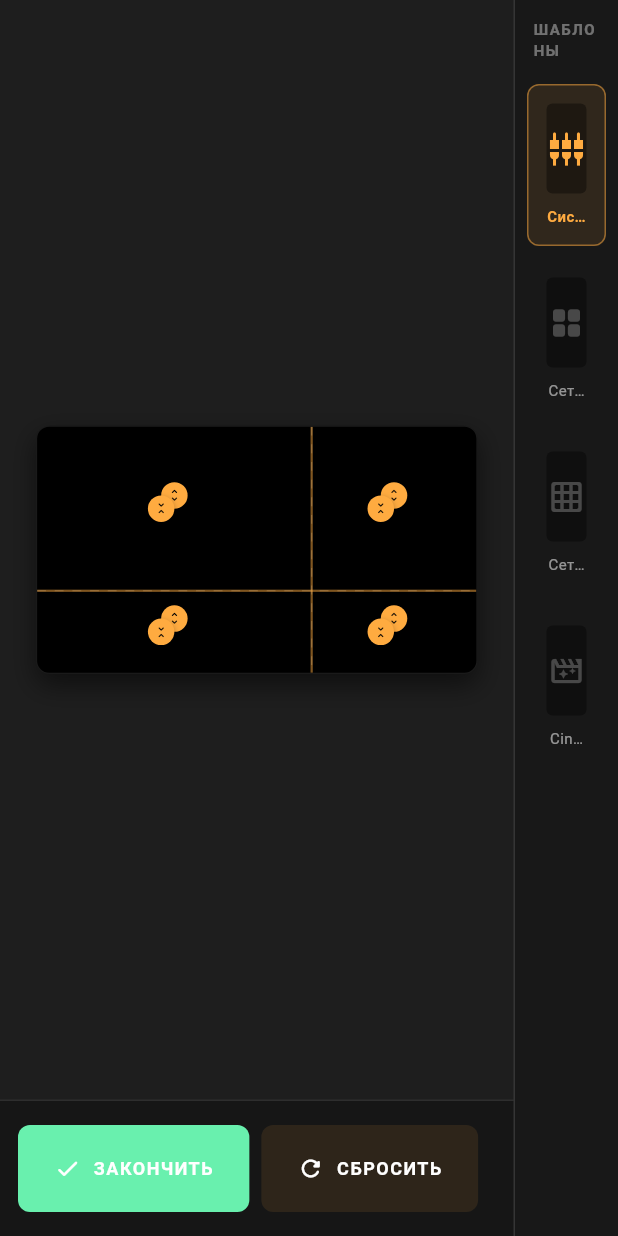
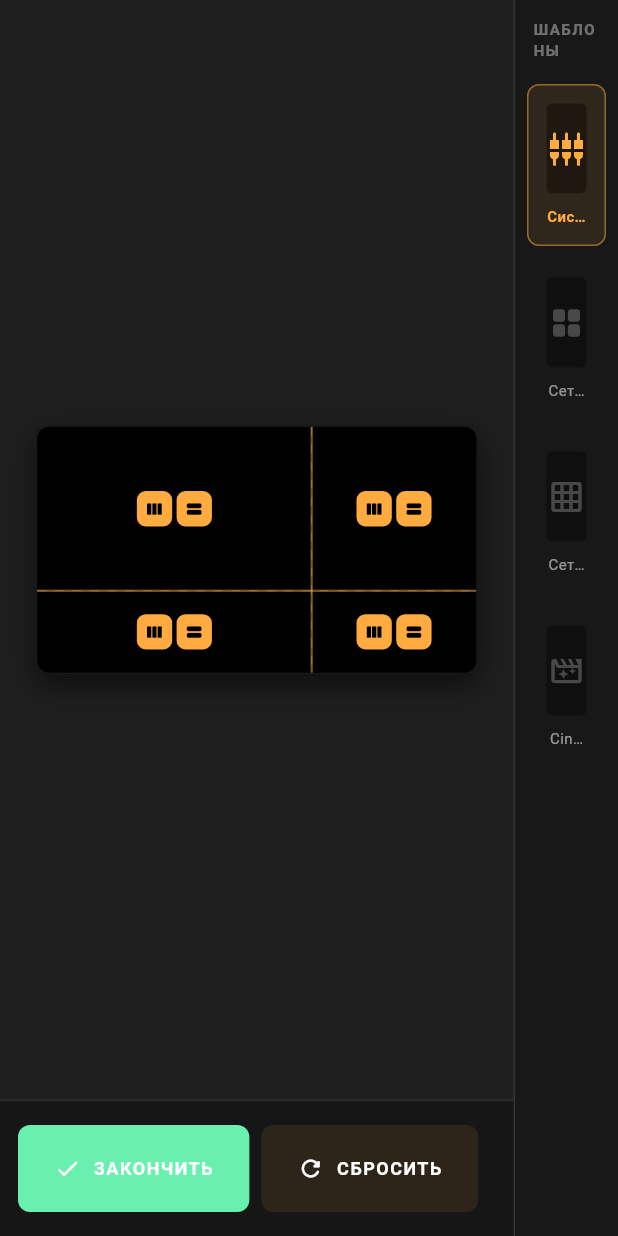
Before and after one commit to FireStar108/UI_flutter, a Flutter app: the SettingsGrid widget shown alone on an empty page, opened directly, after a tap on "ИЗМЕНИТЬ СЕТКУ", on a phone screen of 412 x 824 dp. Run offline on Flutter 3.47's test engine with Material 3 defaults, Android fonts, the phone set to English and light mode, and no system bars; our stand-ins replace shared_preferences; missing offline and left inert: camera_macos, window_manager; accounts and stored records are empty.

Commit message:
feat: polish grid editor UI with larger buttons, set constraints for line dragging

```diff
--- a/lib/ui/settings_grid.dart
+++ b/lib/ui/settings_grid.dart
@@ -215,19 +215,24 @@ class _SettingsGridState extends State<SettingsGrid> {
       final x = metadata.horizontalSplits[i] * size.width;
       handles.add(
         Positioned(
-            left: x - 10,
+          left: x - 15,
           top: 0,
           bottom: 0,
           child: GestureDetector(
             onHorizontalDragUpdate: (details) {
               setState(() {
-                  double newX = (details.localPosition.dx + x - 10) / size.width;
-                  _customMetadata.horizontalSplits[i] = newX.clamp(0.01, 0.99);
+                double newX = (details.localPosition.dx + x - 15) / size.width;
+                // Ограничения: не выходить за соседние линии
+                double minBound = (i == 0) ? 0.01 : metadata.horizontalSplits[i - 1] + 0.02;
+                double maxBound = (i == metadata.horizontalSplits.length - 1)
+                    ? 0.99
+                    : metadata.horizontalSplits[i + 1] - 0.02;
+                _customMetadata.horizontalSplits[i] = newX.clamp(minBound, maxBound);
               });
             },
             child: Container(
-                width: 20,
-                color: Colors.transparent, // Невидимая зона захвата
+              width: 30,
+              color: Colors.transparent,
               child: Center(
                 child: Container(
                   width: 2,
@@ -245,19 +250,24 @@ class _SettingsGridState extends State<SettingsGrid> {
       final y = metadata.verticalSplits[i] * size.height;
       handles.add(
         Positioned(
-            top: y - 10,
+          top: y - 15,
           left: 0,
           right: 0,
           child: GestureDetector(
             onVerticalDragUpdate: (details) {
               setState(() {
-                  double newY = (details.localPosition.dy + y - 10) / size.height;
-                  _customMetadata.verticalSplits[i] = newY.clamp(0.01, 0.99);
+                double newY = (details.localPosition.dy + y - 15) / size.height;
+                // Ограничения: не выходить за соседние линии
+                double minBound = (i == 0) ? 0.01 : metadata.verticalSplits[i - 1] + 0.02;
+                double maxBound = (i == metadata.verticalSplits.length - 1)
+                    ? 0.99
+                    : metadata.verticalSplits[i + 1] - 0.02;
+                _customMetadata.verticalSplits[i] = newY.clamp(minBound, maxBound);
               });
             },
             child: Container(
-                height: 20,
-                color: Colors.transparent, // Невидимая зона захвата
+              height: 30,
+              color: Colors.transparent,
               child: Center(
                 child: Container(
                   height: 2,
@@ -288,13 +298,17 @@ class _SettingsGridState extends State<SettingsGrid> {
         final centerX = (left + right) / 2;
         final centerY = (top + bottom) / 2;
 
-        // Кнопка добавления вертикальной линии
+        // Кнопки рядом горизонтально
         buttons.add(
           Positioned(
-            left: centerX - 12,
-            top: centerY - 24,
-            child: _buildAddButton(
-              icon: Icons.unfold_more_rounded,
+            left: centerX - 34,
+            top: centerY - 16,
+            child: Row(
+              mainAxisSize: MainAxisSize.min,
+              children: [
+                // Вертикальное деление (view_column)
+                _buildAddButton(
+                  icon: Icons.view_column_rounded,
                   onPressed: () {
                     setState(() {
                       final newSplit = (xBounds[ix] + xBounds[ix + 1]) / 2;
@@ -303,17 +317,10 @@ class _SettingsGridState extends State<SettingsGrid> {
                     });
                   },
                 ),
-          ),
-        );
-
-        // Кнопка добавления горизонтальной линии
-        buttons.add(
-          Positioned(
-            left: centerX - 24,
-            top: centerY - 12,
-            child: _buildAddButton(
-              icon: Icons.unfold_less_rounded,
-              isVertical: false,
+                const SizedBox(width: 4),
+                // Горизонтальное деление (view_stream)
+                _buildAddButton(
+                  icon: Icons.view_stream_rounded,
                   onPressed: () {
                     setState(() {
                       final newSplit = (yBounds[iy] + yBounds[iy + 1]) / 2;
@@ -321,6 +328,8 @@ class _SettingsGridState extends State<SettingsGrid> {
                       _customMetadata.verticalSplits.sort();
                     });
                   },
+                ),
+              ],
             ),
           ),
         );
@@ -332,19 +341,18 @@ class _SettingsGridState extends State<SettingsGrid> {
   Widget _buildAddButton({
     required IconData icon,
     required VoidCallback onPressed,
-    bool isVertical = true,
   }) {
     return GestureDetector(
       onTap: onPressed,
       child: Container(
-        width: 24,
-        height: 24,
+        width: 32,
+        height: 32,
         decoration: BoxDecoration(
           color: Colors.orangeAccent,
-          shape: BoxShape.circle,
+          borderRadius: BorderRadius.circular(8),
           boxShadow: [
             BoxShadow(
-              color: Colors.black.withValues(alpha: 0.3),
+              color: Colors.black.withOpacity(0.3),
               blurRadius: 4,
               offset: const Offset(0, 2),
             ),
@@ -352,7 +360,7 @@ class _SettingsGridState extends State<SettingsGrid> {
         ),
         child: Icon(
           icon,
-          size: 14,
+          size: 18,
           color: Colors.black,
         ),
       ),
```
Also changed, not shown: analysis.txt (deleted, +0 -16 lines). Lines whose indentation alone changed are shown as unchanged.
